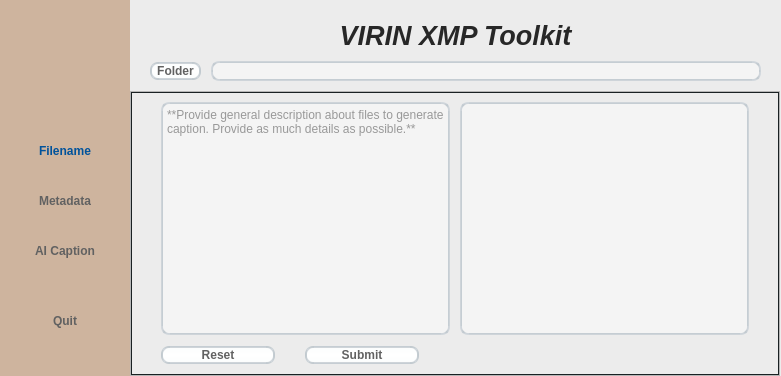
Josh-Voyles/virin-xmp-toolkit, file virin-xmp-toolkit/resources/main_window.ui: the form before one commit.
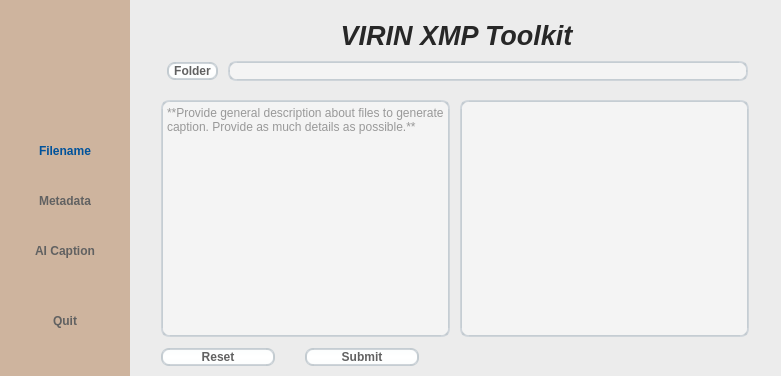
The form after the commit. The open tabs and pages were chosen to show the change. Icons and pictures are not drawn.

Commit message: Cleaned up gui lines and removed boxes

Patch:
```diff
--- a/virin-xmp-toolkit/resources/main_window.ui
+++ b/virin-xmp-toolkit/resources/main_window.ui
@@ -53,6 +53,7 @@
 }
 QWidget {
     background-color:#ececec;
+	border: none;
 }
 QPushButton, QToolButton, QCommandLinkButton{
     padding: 0 5px 0 5px;
@@ -691,7 +692,7 @@
         <number>0</number>
        </property>
        <property name="leftMargin">
-        <number>0</number>
+        <number>2</number>
        </property>
        <property name="topMargin">
         <number>0</number>
@@ -750,10 +751,10 @@
          <item>
           <layout class="QHBoxLayout" name="fileOpenLayout">
            <property name="leftMargin">
-            <number>20</number>
+            <number>35</number>
            </property>
            <property name="rightMargin">
-            <number>20</number>
+            <number>33</number>
            </property>
            <item>
             <widget class="QPushButton" name="openButton">
@@ -1912,6 +1913,27 @@
             <verstretch>0</verstretch>
            </sizepolicy>
           </property>
+          <property name="minimumSize">
+           <size>
+            <width>646</width>
+            <height>0</height>
+           </size>
+          </property>
+          <property name="maximumSize">
+           <size>
+            <width>646</width>
+            <height>16777215</height>
+           </size>
+          </property>
+          <property name="font">
+           <font>
+            <stylestrategy>PreferDefault</stylestrategy>
+            <kerning>true</kerning>
+           </font>
+          </property>
+          <property name="styleSheet">
+           <string notr="true"/>
+          </property>
           <layout class="QHBoxLayout" name="horizontalLayout_2">
            <property name="leftMargin">
             <number>0</number>
@@ -1935,8 +1957,8 @@
                <rect>
                 <x>0</x>
                 <y>0</y>
-                <width>644</width>
-                <height>286</height>
+                <width>646</width>
+                <height>288</height>
                </rect>
               </property>
               <layout class="QHBoxLayout" name="horizontalLayout_3">
```
Left out of the diff: 15 changed lines with no effect on the pictures. The commit also changes 1 other file.
